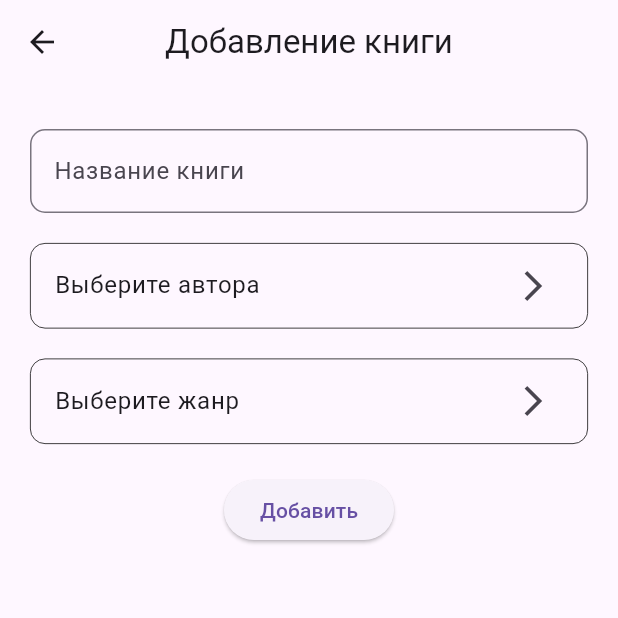
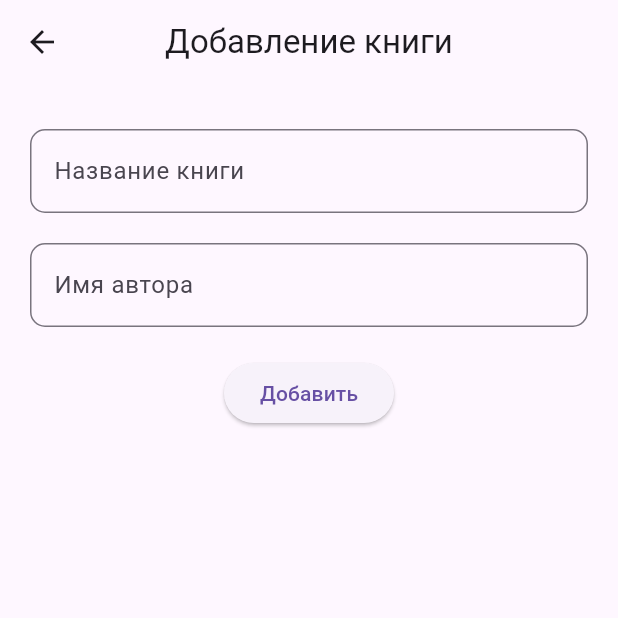
Before and after one commit to SokolovAndr/my_lib, a Flutter app: the BookScreen screen opened directly, on a phone screen of 412 x 824 dp, the top half of it. Run offline on Flutter 3.47's test engine with Material 3 defaults, Android fonts, the phone set to English and light mode, and no system bars; missing offline and left inert: dart:ffi, sqfentity, sqfentity_gen.

```diff
--- a/lib/screens/authors_screen.dart
+++ b/lib/screens/authors_screen.dart
@@ -38,7 +38,8 @@ class _AuthorsScreenState extends State<AuthorsScreen> {
       builder: (_) => AlertDialog(
         title: const Text("Добавить автора"),
         content: TextField(
-
+          textCapitalization:
+          TextCapitalization.sentences, //текст с заглавной буквы
           onChanged: (value) => myName = value,
         ),
         actions: <Widget>[
--- a/lib/screens/book_screen.dart
+++ b/lib/screens/book_screen.dart
@@ -4,7 +4,8 @@ import 'package:my_lib/screens/author_choose_screen.dart';
 
 class BookScreen extends StatefulWidget {
   final Book? book;
-  const BookScreen({Key? key, this.book}) : super(key: key);
+  final Author? auth;
+  const BookScreen({Key? key, this.book, this.auth}) : super(key: key);
 
   @override
   State<BookScreen> createState() => _BookScreenState();
@@ -14,12 +15,22 @@ class _BookScreenState extends State<BookScreen> {
   @override
   Widget build(BuildContext context) {
     final titleController = TextEditingController();
+    final authorNameController = TextEditingController();
+    Author? author = Author();
 
-    Author? auth = Author();
+
+    if (widget.book != null) {
+      titleController.text = widget.book!.title!;
+      authorNameController.text = widget.book!.plAuthor!.name!;
+    }
+
+
 
     return Scaffold(
         appBar: AppBar(
-          title: const Text('Добавление книги'),
+          title: Text(widget.book == null
+              ? 'Добавление книги'
+              : 'Редактирование книги'),
           centerTitle: true,
         ),
         body: Padding(
@@ -47,62 +58,62 @@ class _BookScreenState extends State<BookScreen> {
             ),
             Padding(
               padding: const EdgeInsets.only(top: 20.0),
-              child: ListTile(
-                shape: RoundedRectangleBorder(
-                  side: const BorderSide(width: 0.5),
-                  borderRadius: BorderRadius.circular(10),
+
+                child: TextFormField(
+                  readOnly: true,
+                  controller: authorNameController,
+                  textCapitalization:
+                  TextCapitalization.sentences, //текст с заглавной буквы
+                  maxLines: 1,
+                  decoration:  InputDecoration(
+                      hintText: 'Автор',
+                      labelText: author.name ?? "Имя автора",
+                      border: const OutlineInputBorder(
+                          borderSide: BorderSide(
+                            color: Colors.white,
+                            width: 0.75,
                           ),
-                trailing: const Icon(Icons.arrow_forward_ios),
+                          borderRadius: BorderRadius.all(
+                            Radius.circular(10.0),
+                          ))),
                   onTap: () async {
-                  auth = await Navigator.push<Author>(
-                      context,
-                      MaterialPageRoute(
-                          builder: (context) {
+                    author = await Navigator.push<Author>(context,
+                        MaterialPageRoute(builder: (context) {
                           return const AuthorChooseScreen();
                         }));
-                      ScaffoldMessenger.of(context).showSnackBar(SnackBar(content: Text("Выбранный автор: ${auth!.name.toString()}" ?? "User doesn't press anything")));
+                    ScaffoldMessenger.of(context).showSnackBar(SnackBar(  content: Text(
+                        "Выбранный автор: ${author!.name}" ??
+                            "User doesn't press anything")));
+                    authorNameController.text = author!.name.toString();
                   },
-                title: const Text('Выберите автора'),
-              ),
-            ),
-            Padding(
-              padding: const EdgeInsets.only(top: 20.0),
-              child: ListTile(
-                shape: RoundedRectangleBorder(
-                  side: const BorderSide(width: 0.5),
-                  borderRadius: BorderRadius.circular(10),
-                ),
-                trailing: const Icon(Icons.arrow_forward_ios),
-                onTap: () async {
-                  auth = await Navigator.push<Author>(
-                      context,
-                      MaterialPageRoute(
-                          builder: (context) {
-                            return const AuthorChooseScreen();
-                          }));
-                  ScaffoldMessenger.of(context).showSnackBar(SnackBar(content: Text("Выбранный жанр: ${auth!.name.toString()}" ?? "User doesn't press anything")));
-                },
-                title: const Text('Выберите жанр'),
-              ),
+                )
+
             ),
             Padding(
               padding: const EdgeInsets.only(top: 20.0),
               child: ElevatedButton(
                   onPressed: () async {
-                    final title = titleController.value.text;
-                    if (title.isEmpty) {
+                    final myTitle = titleController.value.text;
+                    final myName = authorNameController.value.text;
+                    final authId = await MyAppDatabaseModel().execScalar('SELECT id FROM authors WHERE name = "$myName" ');
+
+                    if (myTitle.isEmpty || myName.isEmpty) {
                       return;
                     }
+
                     final Book book = Book(
-                      title: title,
+                        title: myTitle,
                         isInactive: false,
-                      authorsId: auth?.id,
+                        authorsId: author?.id = authId,
+                        //authorsId: author?.id,
+                        id: widget.book?.id);
 
-                    );
                     await book.save();
                     Navigator.pop<Book>(context, book);
                   },
-                  child: const Text('Добавить')),
+                  child: Text(
+                    widget.book == null ? 'Добавить' : 'Редактировать',
+                  )),
             )
           ]),
         ));
```
Also changed, not shown: lib/screens/books_screen.dart (+15 -2 lines), 1 other file. Lines whose indentation alone changed are shown as unchanged.
